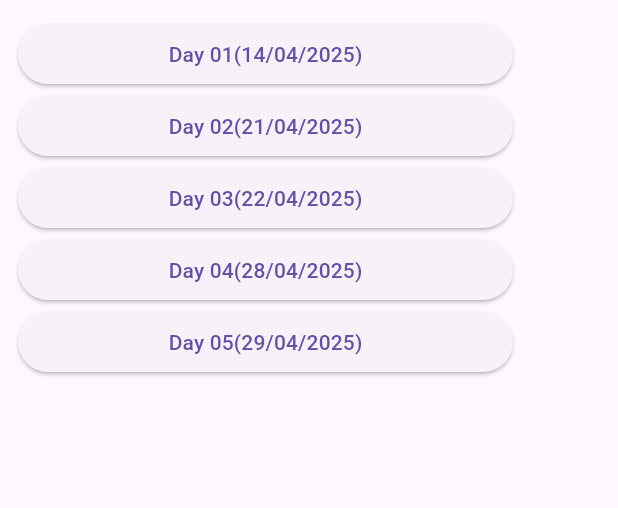
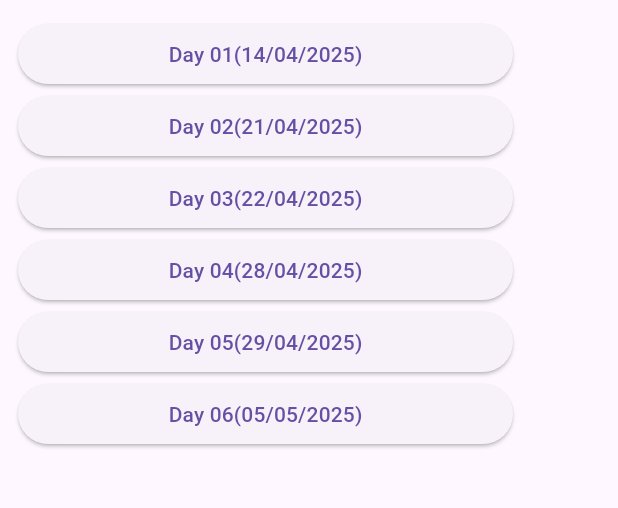
Before and after one commit to sakshiladole693/c2w_assigment_flutter, a Flutter app: the screen it shows after launch, on a phone screen of 412 x 824 dp, the part 84-592 px from its top. Run offline on Flutter 3.47's test engine with Material 3 defaults, Android fonts, the phone set to English and light mode, and no system bars.

Commit message:
task og day 6th  dated on 06/05/2025
in this some dart code to practice

```diff
--- a/lib/main.dart
+++ b/lib/main.dart
@@ -2,6 +2,7 @@ import 'package:c2w_assignment_task/day01/FirstTaskPage.dart';
 import 'package:c2w_assignment_task/day02/SecondTaskPage.dart';
 import 'package:c2w_assignment_task/day03/ThirdTaskPage.dart';
 import 'package:c2w_assignment_task/day04/FourthTaskPage.dart';
+import 'package:c2w_assignment_task/day06/SixthTaskPage.dart';
 import 'package:flutter/material.dart';
 
 import 'day05/FifthTaskPage.dart';
@@ -128,6 +129,22 @@ class _TaskAppState extends State<TaskApp>{
                     ),
                   ),
                 ),
+
+                //Button for day 06 task
+                SizedBox(
+                  width : 330,
+                  child : ElevatedButton(
+                    onPressed: (){
+                      Navigator.push(
+                        context,
+                        MaterialPageRoute(builder: (context) => SixthPageTask()),
+                      );
+                    },
+                    child: Text(
+                      "Day 06(05/05/2025)",
+                    ),
+                  ),
+                ),
               ],
             ),
           ),
```
Also changed, not shown: lib/day06/SixthTaskPage.dart (added, +24 -0 lines).
